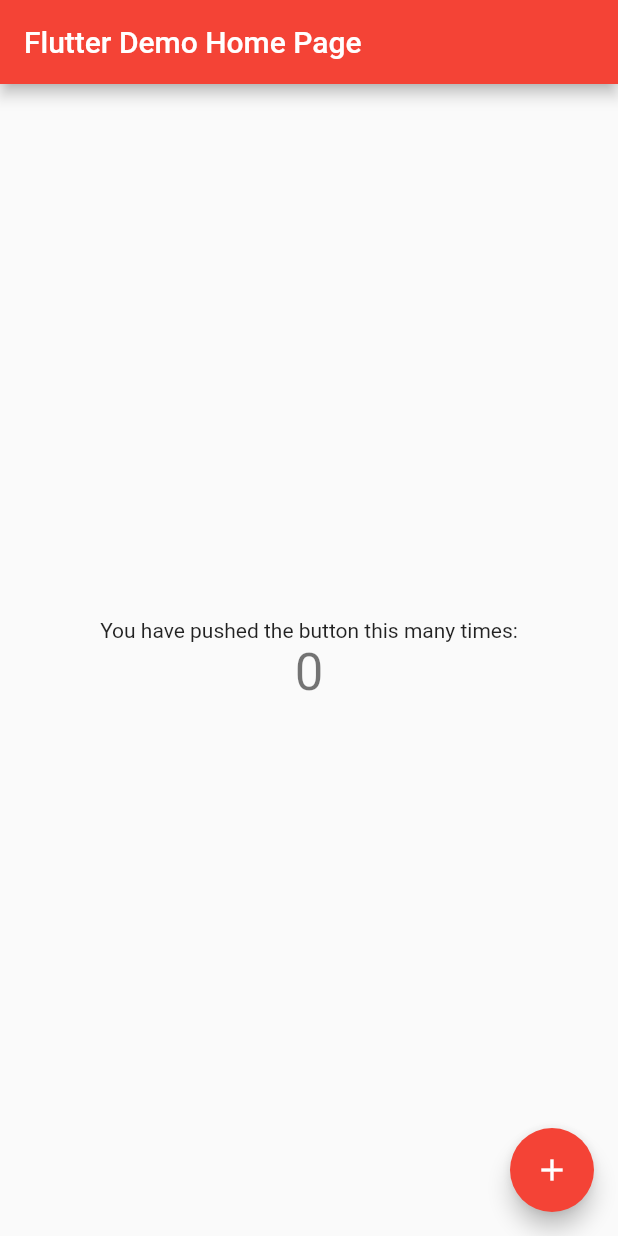
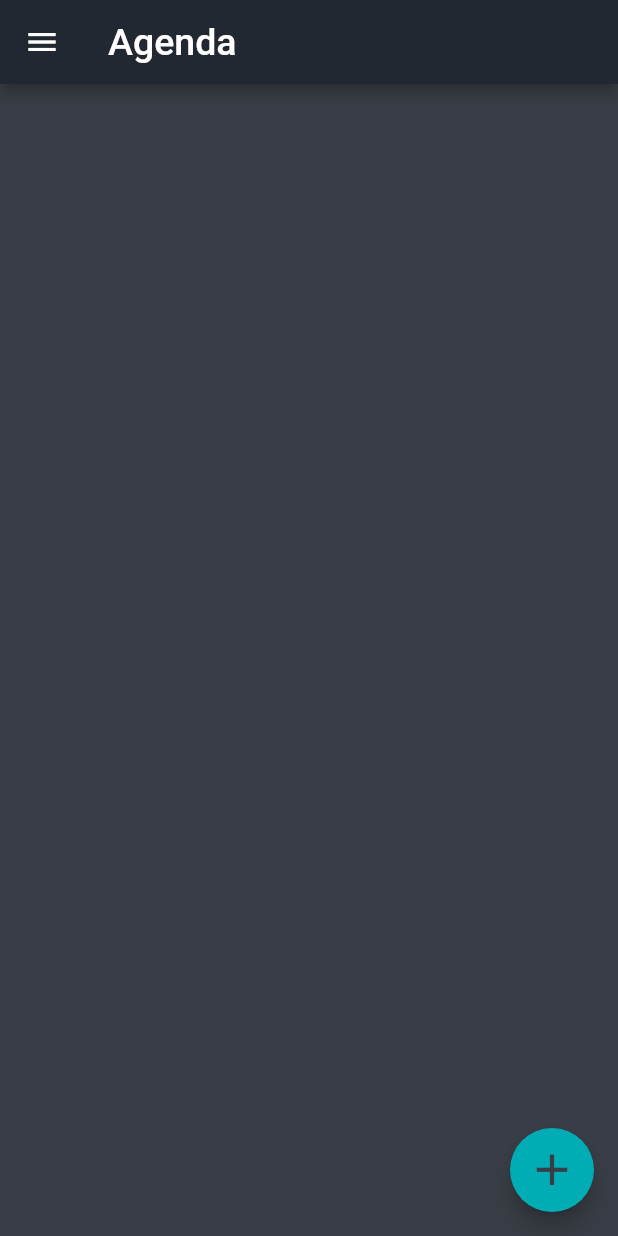
Before and after one commit to ruhanjot/testing_flutter, a Flutter app: the screen it shows after launch, on a phone screen of 412 x 824 dp. Run offline on Flutter 3.47's test engine with Material 2 defaults, Android fonts, the phone set to English and light mode, and no system bars.

Commit message:
Added nice color theme and drawer

```diff
--- a/lib/main.dart
+++ b/lib/main.dart
@@ -1,111 +1,23 @@
 import 'package:flutter/material.dart';
+import 'package:learning_app/utils/constants.dart';
+
+import './pages/landing_page.dart';
 
 void main() => runApp(MyApp());
 
 class MyApp extends StatelessWidget {
-  // This widget is the root of your application.
+  final appTitle = 'School Planner';
+
   @override
   Widget build(BuildContext context) {
     return MaterialApp(
-      title: 'Flutter Demo',
+      title: appTitle,
       theme: ThemeData(
-        // This is the theme of your application.
-        //
-        // Try running your application with "flutter run". You'll see the
-        // application has a blue toolbar. Then, without quitting the app, try
-        // changing the primarySwatch below to Colors.green and then invoke
-        // "hot reload" (press "r" in the console where you ran "flutter run",
-        // or simply save your changes to "hot reload" in a Flutter IDE).
-        // Notice that the counter didn't reset back to zero; the application
-        // is not restarted.
-        primarySwatch: Colors.red,
+        accentColor: highlightGreen,
+        primaryColor: mainBlack,
+        backgroundColor: accentGrey,
       ),
-      home: MyHomePage(title: 'Flutter Demo Home Page'),
+      home: LandingPage()
     );
   }
 }
-
-class MyHomePage extends StatefulWidget {
-  MyHomePage({Key key, this.title}) : super(key: key);
-
-  // This widget is the home page of your application. It is stateful, meaning
-  // that it has a State object (defined below) that contains fields that affect
-  // how it looks.
-
-  // This class is the configuration for the state. It holds the values (in this
-  // case the title) provided by the parent (in this case the App widget) and
-  // used by the build method of the State. Fields in a Widget subclass are
-  // always marked "final".
-
-  final String title;
-
-  @override
-  _MyHomePageState createState() => _MyHomePageState();
-}
-
-class _MyHomePageState extends State<MyHomePage> {
-  int _counter = 0;
-
-  void _incrementCounter() {
-    setState(() {
-      // This call to setState tells the Flutter framework that something has
-      // changed in this State, which causes it to rerun the build method below
-      // so that the display can reflect the updated values. If we changed
-      // _counter without calling setState(), then the build method would not be
-      // called again, and so nothing would appear to happen.
-      _counter++;
-    });
-  }
-
-  @override
-  Widget build(BuildContext context) {
-    // This method is rerun every time setState is called, for instance as done
-    // by the _incrementCounter method above.
-    //
-    // The Flutter framework has been optimized to make rerunning build methods
-    // fast, so that you can just rebuild anything that needs updating rather
-    // than having to individually change instances of widgets.
-    return Scaffold(
-      appBar: AppBar(
-        // Here we take the value from the MyHomePage object that was created by
-        // the App.build method, and use it to set our appbar title.
-        title: Text(widget.title),
-      ),
-      body: Center(
-        // Center is a layout widget. It takes a single child and positions it
-        // in the middle of the parent.
-        child: Column(
-          // Column is also layout widget. It takes a list of children and
-          // arranges them vertically. By default, it sizes itself to fit its
-          // children horizontally, and tries to be as tall as its parent.
-          //
-          // Invoke "debug painting" (press "p" in the console, choose the
-          // "Toggle Debug Paint" action from the Flutter Inspector in Android
-          // Studio, or the "Toggle Debug Paint" command in Visual Studio Code)
-          // to see the wireframe for each widget.
-          //
-          // Column has various properties to control how it sizes itself and
-          // how it positions its children. Here we use mainAxisAlignment to
-          // center the children vertically; the main axis here is the vertical
-          // axis because Columns are vertical (the cross axis would be
-          // horizontal).
-          mainAxisAlignment: MainAxisAlignment.center,
-          children: <Widget>[
-            Text(
-              'You have pushed the button this many times:',
-            ),
-            Text(
-              '$_counter',
-              style: Theme.of(context).textTheme.display1,
-            ),
-          ],
-        ),
-      ),
-      floatingActionButton: FloatingActionButton(
-        onPressed: _incrementCounter,
-        tooltip: 'Increment',
-        child: Icon(Icons.add),
-      ), // This trailing comma makes auto-formatting nicer for build methods.
-    );
-  }
-}
--- /dev/null
+++ b/lib/pages/landing_page.dart
@@ -0,0 +1,35 @@
+import 'package:flutter/material.dart';
+import 'package:learning_app/utils/constants.dart';
+
+//import '../utils/constants.dart';
+
+class LandingPage extends StatelessWidget {
+  @override
+  Widget build(BuildContext context) {
+    return Scaffold(
+      appBar: AppBar(
+        title: Text(
+          'Agenda',
+          style: TextStyle(fontSize: 25),
+          ),
+        //iconTheme: IconThemeData(color: highlightGreen), // to make hamburger icon green
+      ),
+      drawer: new Drawer(
+        child: ListView(
+          children: <Widget>[
+            ListTile(
+              onTap: () => {print("Tile")},
+            )
+        ],),
+      ),
+      body: Container(
+        color: accentGrey,
+        //child: AgendaList()
+      ),
+      floatingActionButton: FloatingActionButton(
+        onPressed: () => {print("Action button pressed")},
+        child: Icon(Icons.add, size: 35, color: accentGrey),
+      ),
+    );
+  }
+}
--- /dev/null
+++ b/lib/utils/constants.dart
@@ -0,0 +1,15 @@
+import 'package:flutter/painting.dart';
+
+// The main black/ dark grey color that will be used everywhere
+const Color mainBlack = Color(0xFF222831);
+
+// The accent grey color that will go on things such as the appbar
+const Color accentGrey = Color(0xFF393E46);
+
+// Highlight green color which will be used to add some color (maybe for an icon in a button)
+const Color highlightGreen = Color(0xFF00ADB5);
+
+// White-ish color for text and stuff
+const Color mainWhite = Color(0xFFEEEEEE);
+
+const double bodyFontSize = 18;
```
